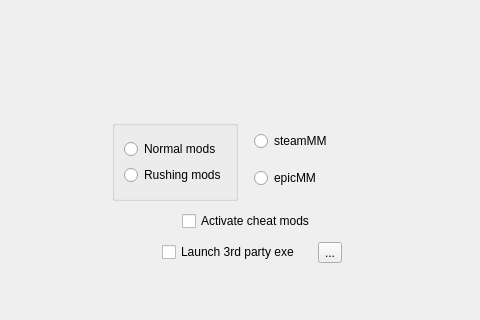
Keter01/Payday2Launcher, file mainwindow.ui: the form before one commit; both pictures show x 138 to 618 and y 150 to 470 of the 800 by 600 pixel window.
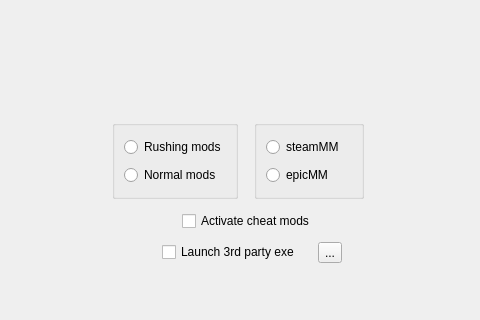
The form after the commit. Icons and pictures are not drawn.

Patch:
```diff
--- a/mainwindow.ui
+++ b/mainwindow.ui
@@ -63,8 +63,8 @@
      <rect>
       <x>250</x>
       <y>270</y>
-      <width>257</width>
-      <height>81</height>
+      <width>252</width>
+      <height>79</height>
      </rect>
     </property>
     <layout class="QHBoxLayout" name="horizontalLayout">
@@ -82,24 +82,9 @@
        <property name="title">
         <string/>
        </property>
-       <layout class="QVBoxLayout" name="verticalLayout_4">
+       <layout class="QVBoxLayout" name="verticalLayout_2">
         <item>
-         <layout class="QVBoxLayout" name="verticalLayout_3">
-          <item>
-           <widget class="QRadioButton" name="radioButton_7">
-            <property name="focusPolicy">
-             <enum>Qt::NoFocus</enum>
-            </property>
-            <property name="text">
-             <string>Normal mods</string>
-            </property>
-            <attribute name="buttonGroup">
-             <string notr="true">buttonGroup</string>
-            </attribute>
-           </widget>
-          </item>
-          <item>
-           <widget class="QRadioButton" name="radioButton_6">
+         <widget class="QRadioButton" name="rushButton">
             <property name="focusPolicy">
              <enum>Qt::NoFocus</enum>
             </property>
@@ -111,7 +96,18 @@
             </attribute>
            </widget>
           </item>
-         </layout>
+        <item>
+         <widget class="QRadioButton" name="normalButton">
+          <property name="focusPolicy">
+           <enum>Qt::NoFocus</enum>
+          </property>
+          <property name="text">
+           <string>Normal mods</string>
+          </property>
+          <attribute name="buttonGroup">
+           <string notr="true">buttonGroup</string>
+          </attribute>
+         </widget>
         </item>
        </layout>
       </widget>
@@ -133,9 +129,13 @@
       </spacer>
      </item>
      <item>
-      <layout class="QVBoxLayout" name="verticalLayout_2">
+      <widget class="QGroupBox" name="groupBoxMM">
+       <property name="title">
+        <string/>
+       </property>
+       <layout class="QVBoxLayout" name="verticalLayout">
        <item>
-        <widget class="QRadioButton" name="radioButton_4">
+         <widget class="QRadioButton" name="steamMMButton">
          <property name="focusPolicy">
           <enum>Qt::NoFocus</enum>
          </property>
@@ -145,7 +145,7 @@
         </widget>
        </item>
        <item>
-        <widget class="QRadioButton" name="radioButton_5">
+         <widget class="QRadioButton" name="epicMMButton">
          <property name="focusPolicy">
           <enum>Qt::NoFocus</enum>
          </property>
@@ -155,6 +155,7 @@
         </widget>
        </item>
       </layout>
+      </widget>
      </item>
     </layout>
    </widget>
```
Left out of the diff: 6 changed lines with no effect on the pictures. Lines whose indentation alone changed are shown as unchanged.
